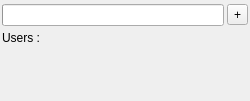
Qt form ui/qqboardinfo.ui (dguihal/quteqoin) before a commit.
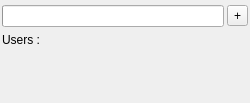
The same form after that commit.

Commit message: Reutilisation des widgets musselinfo entre 2 refresh

The edit to the form file:
```diff
--- a/ui/qqboardinfo.ui
+++ b/ui/qqboardinfo.ui
@@ -7,7 +7,7 @@
     <x>0</x>
     <y>0</y>
     <width>250</width>
-    <height>101</height>
+    <height>103</height>
    </rect>
   </property>
   <property name="sizePolicy">
@@ -71,7 +71,13 @@
        <number>1</number>
       </property>
       <item alignment="Qt::AlignLeft|Qt::AlignTop">
-       <widget class="QLabel" name="label_2">
+       <widget class="QLabel" name="labelUsers">
+        <property name="sizePolicy">
+         <sizepolicy hsizetype="Preferred" vsizetype="Preferred">
+          <horstretch>0</horstretch>
+          <verstretch>0</verstretch>
+         </sizepolicy>
+        </property>
         <property name="text">
          <string>&lt;html&gt;&lt;head/&gt;&lt;body&gt;&lt;p&gt;Users :&lt;/p&gt;&lt;/body&gt;&lt;/html&gt;</string>
         </property>
@@ -105,7 +111,7 @@
           <rect>
            <x>0</x>
            <y>0</y>
-           <width>204</width>
+           <width>207</width>
            <height>72</height>
           </rect>
          </property>
```
The commit also changes 7 other files.
